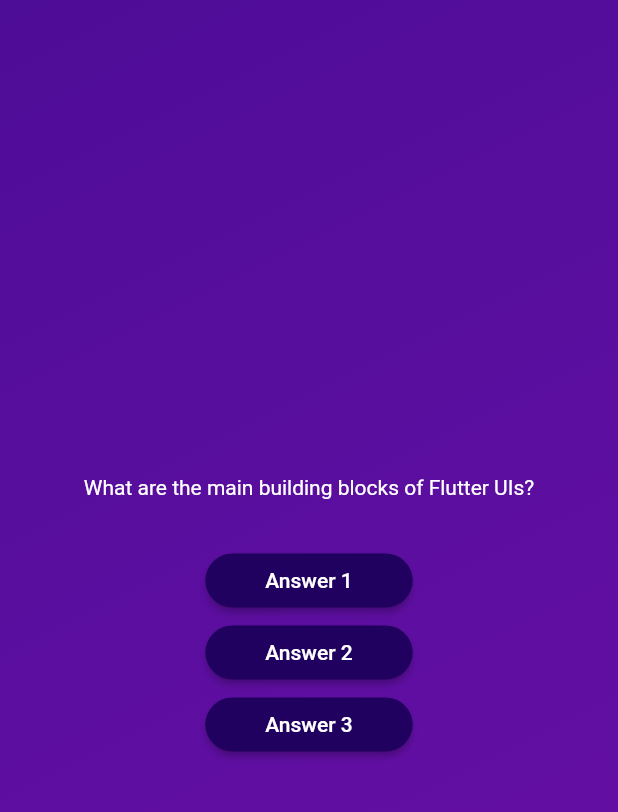
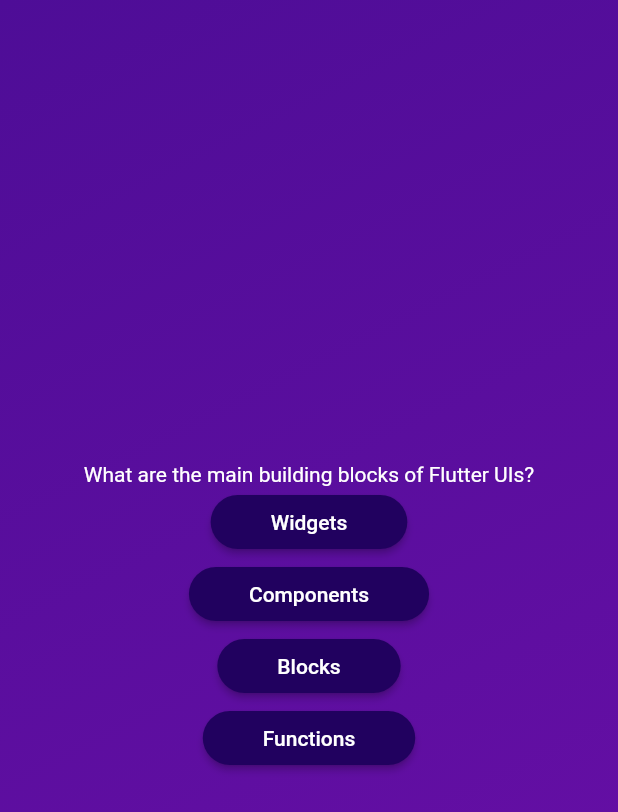
Before and after one commit to YukiKizama/adv_basics_flutter, a Flutter app: the screen it shows after launch, after a tap on "Start Quiz", on a phone screen of 412 x 824 dp. Shown: the top 812 px of the screen. Run offline on Flutter 3.47's test engine with Material 2 defaults, Android fonts, the phone set to English and light mode, and no system bars.

Commit message:
Mapping Lists & Using the Spread Operator

```diff
--- a/lib/questions_screen.dart
+++ b/lib/questions_screen.dart
@@ -24,19 +24,14 @@ class _QuestionsScreenState extends State<QuestionsScreen> {
             currentQuestion.text,
             style: const TextStyle(color: Colors.white),
           ),
-          const SizedBox(height: 30),
-          AnswerButton(
-            answerText: 'Answer 1',
-            onTap: () {},
+          ...currentQuestion.answers.map(
+            (answer) {
+              return AnswerButton(
+                answerText: answer,
+                onTap: () {},
+              );
+            },
           ),
-          AnswerButton(
-            answerText: 'Answer 2',
-            onTap: () {},
-          ),
-          AnswerButton(
-            answerText: 'Answer 3',
-            onTap: () {},
-          )
         ],
       ),
     );
```
